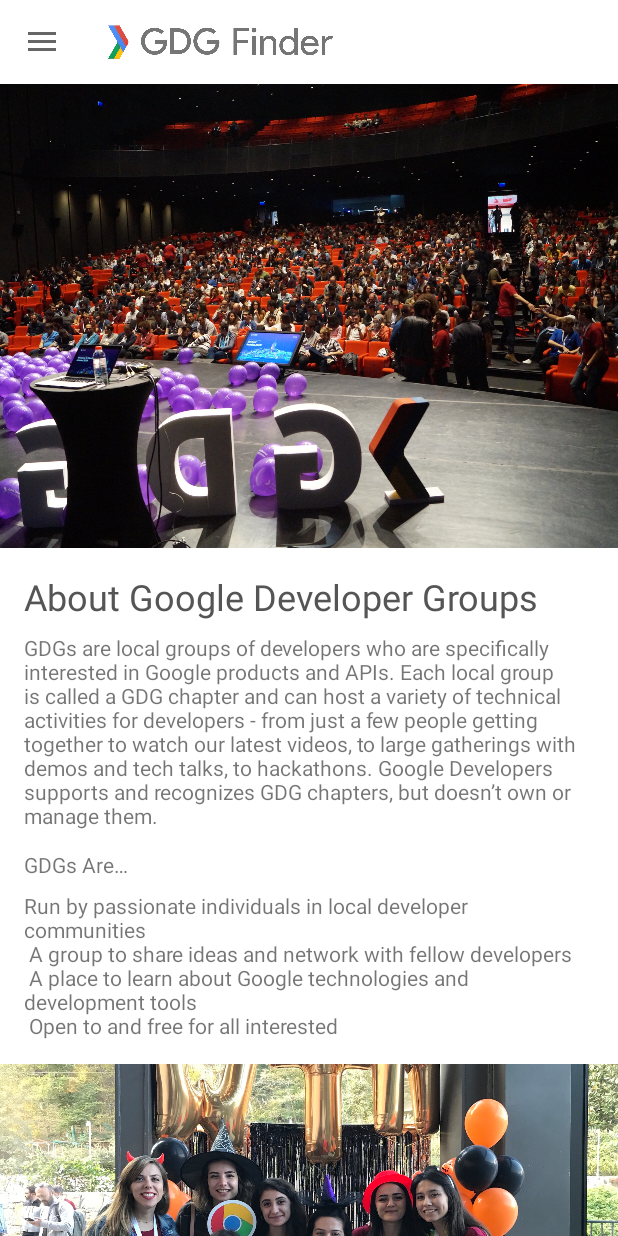
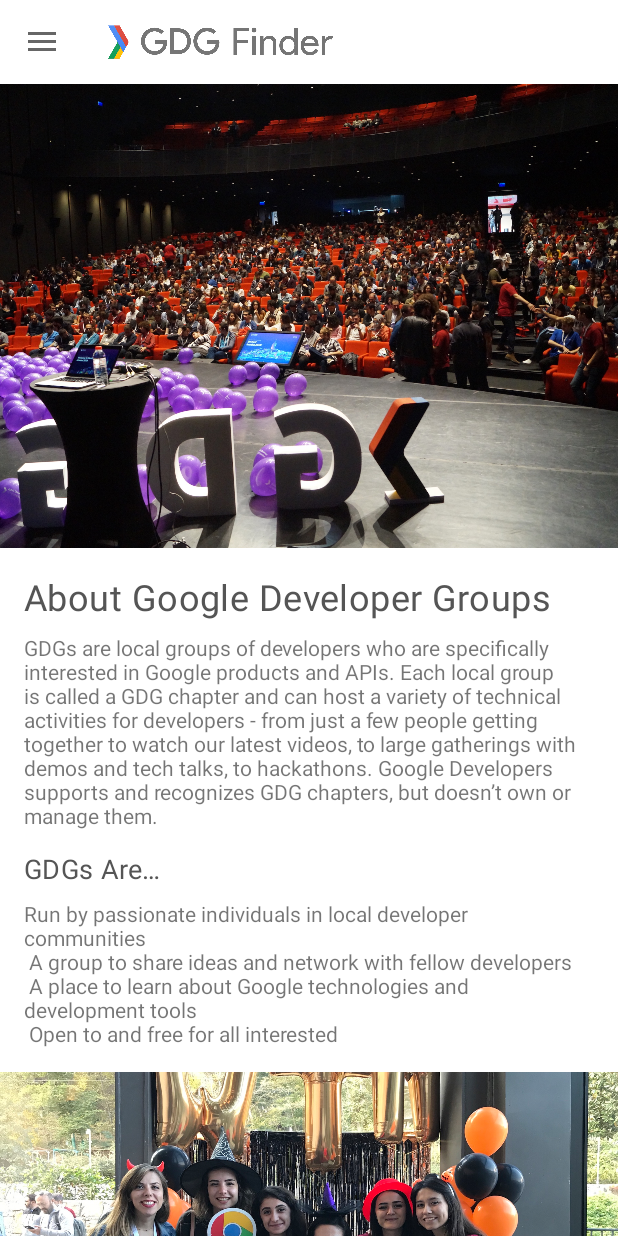
Before and after one commit to trinhcanhphuc/GDGFinder, an Android app: the screen it shows after launch (MainActivity), on a phone screen of 412 x 824 dp. Run offline under Robolectric (Android 15) with nearby library versions, the phone set to English and light mode, and no system bars; our stand-ins replace data binding, navigation-ui; Roboto replaces fonts that are not available here.

Commit message:
Use styles

```diff
--- a/app/src/main/res/layout/home_fragment.xml
+++ b/app/src/main/res/layout/home_fragment.xml
@@ -51,8 +51,7 @@
                 android:layout_marginTop="16dp"
                 android:fontFamily="@font/lobster_two"
                 android:text="@string/about_google_developer_groups"
-                android:textColor="#FF555555"
-                android:textSize="24dp"
+                android:textAppearance="@style/TextAppearance.Title"
                 app:layout_constraintEnd_toStartOf="@+id/end_guideline"
                 app:layout_constraintStart_toStartOf="@+id/start_guideline"
                 app:layout_constraintTop_toBottomOf="@id/image" />
@@ -73,6 +72,7 @@
                 android:layout_height="wrap_content"
                 android:layout_marginTop="13dp"
                 android:text="@string/gdgs_are"
+                android:textAppearance="@style/TextAppearance.Subtitle"
                 app:layout_constraintEnd_toStartOf="@id/end_guideline"
                 app:layout_constraintStart_toEndOf="@id/start_guideline"
                 app:layout_constraintTop_toBottomOf="@+id/intro_text" />
--- a/app/src/main/res/values/styles.xml
+++ b/app/src/main/res/values/styles.xml
@@ -26,4 +26,12 @@
         <item name="fontFamily">@font/lobster_two</item>
     </style>
 
+    <style name="TextAppearance.Title" parent="TextAppearance.MaterialComponents.Headline6">
+        <item name="android:textSize">24sp</item>
+        <item name="android:textColor">#555555</item>
+    </style>
+
+    <style name="TextAppearance.Subtitle" parent="TextAppearance.Title">
+        <item name="android:textSize">18sp</item>
+    </style>
 </resources>
```
